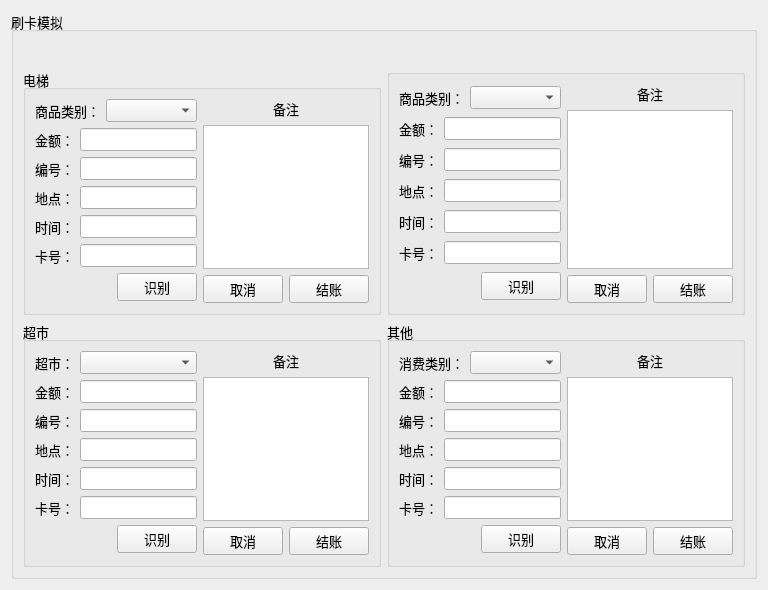
The window that Lab5/One_Card_System/pages/consume/consumepage.ui (JyamlamLaiHust/RFIDLab) describes before a commit, drawn with Qt 5.
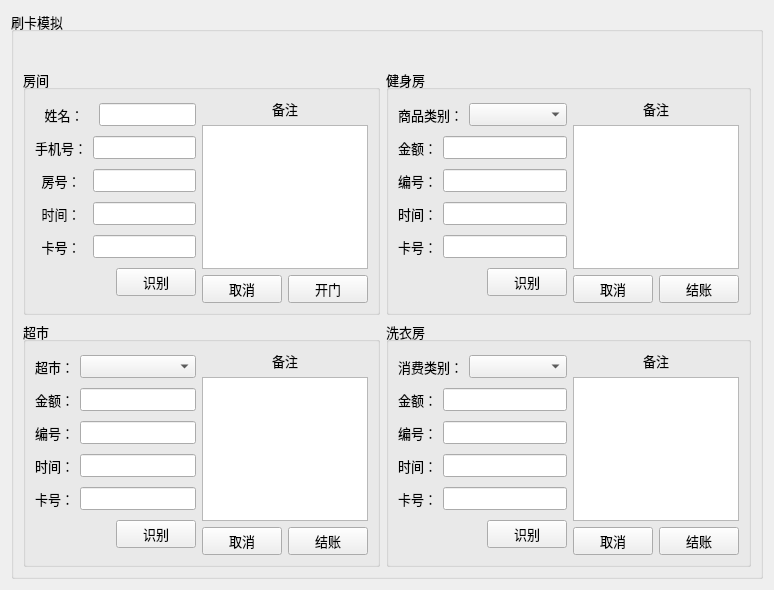
The same window after the commit.

Commit message: 解决挂失、消费模拟和超过退房时间需要续费的问题

Diff of the .ui file:
```diff
--- a/Lab5/One_Card_System/pages/consume/consumepage.ui
+++ b/Lab5/One_Card_System/pages/consume/consumepage.ui
@@ -6,7 +6,7 @@
    <rect>
     <x>0</x>
     <y>0</y>
-    <width>768</width>
+    <width>774</width>
     <height>590</height>
    </rect>
   </property>
@@ -56,38 +56,22 @@
            </font>
           </property>
           <property name="title">
-           <string>电梯</string>
+           <string>房间</string>
           </property>
           <layout class="QGridLayout" name="gridLayout_9" columnstretch="3,2">
            <item row="0" column="0">
             <layout class="QGridLayout" name="gridLayout">
-             <item row="6" column="3">
-              <widget class="QPushButton" name="btn_Enventory">
+             <item row="1" column="1" colspan="3">
+              <widget class="QLineEdit" name="lineEdit_telephoneNumber">
                <property name="font">
                 <font>
                  <family>Times New Roman</family>
                  <pointsize>10</pointsize>
                 </font>
                </property>
-               <property name="text">
-                <string>识别</string>
-               </property>
               </widget>
              </item>
-             <item row="5" column="1" colspan="3">
-              <widget class="QLineEdit" name="lineEdit_tagId">
-               <property name="font">
-                <font>
-                 <family>Times New Roman</family>
-                 <pointsize>10</pointsize>
-                </font>
-               </property>
-               <property name="text">
-                <string/>
-               </property>
-              </widget>
-             </item>
-             <item row="6" column="2">
+             <item row="5" column="2">
               <spacer name="horizontalSpacer">
                <property name="font">
                 <font>
@@ -106,33 +90,78 @@
                </property>
               </spacer>
              </item>
+             <item row="2" column="0">
+              <widget class="QLabel" name="label_3">
+               <property name="font">
+                <font>
+                 <family>Times New Roman</family>
+                 <pointsize>10</pointsize>
+                </font>
+               </property>
+               <property name="text">
+                <string>房号：</string>
+               </property>
+               <property name="alignment">
+                <set>Qt::AlignCenter</set>
+               </property>
+              </widget>
+             </item>
+             <item row="4" column="1" colspan="3">
+              <widget class="QLineEdit" name="lineEdit_tagId">
+               <property name="font">
+                <font>
+                 <family>Times New Roman</family>
+                 <pointsize>10</pointsize>
+                </font>
+               </property>
+               <property name="text">
+                <string/>
+               </property>
+              </widget>
+             </item>
+             <item row="2" column="1" colspan="3">
+              <widget class="QLineEdit" name="lineEdit_roomId">
+               <property name="font">
+                <font>
+                 <family>Times New Roman</family>
+                 <pointsize>10</pointsize>
+                </font>
+               </property>
+              </widget>
+             </item>
+             <item row="0" column="0" colspan="2">
+              <widget class="QLabel" name="label">
+               <property name="font">
+                <font>
+                 <family>Times New Roman</family>
+                 <pointsize>10</pointsize>
+                </font>
+               </property>
+               <property name="text">
+                <string>姓名：</string>
+               </property>
+               <property name="alignment">
+                <set>Qt::AlignCenter</set>
+               </property>
+              </widget>
+             </item>
+             <item row="5" column="3">
+              <widget class="QPushButton" name="btn_Enventory">
+               <property name="font">
+                <font>
+                 <family>Times New Roman</family>
+                 <pointsize>10</pointsize>
+                </font>
+               </property>
+               <property name="text">
+                <string>识别</string>
+               </property>
+              </widget>
+             </item>
+             <item row="0" column="2" colspan="2">
+              <widget class="QLineEdit" name="lineEdit_customerName"/>
+             </item>
              <item row="3" column="0">
-              <widget class="QLabel" name="label_4">
-               <property name="font">
-                <font>
-                 <family>Times New Roman</family>
-                 <pointsize>10</pointsize>
-                </font>
-               </property>
-               <property name="text">
-                <string>地点：</string>
-               </property>
-               <property name="alignment">
-                <set>Qt::AlignRight|Qt::AlignTrailing|Qt::AlignVCenter</set>
-               </property>
-              </widget>
-             </item>
-             <item row="3" column="1" colspan="3">
-              <widget class="QLineEdit" name="lineEdit_addr">
-               <property name="font">
-                <font>
-                 <family>Times New Roman</family>
-                 <pointsize>10</pointsize>
-                </font>
-               </property>
-              </widget>
-             </item>
-             <item row="4" column="0">
               <widget class="QLabel" name="label_5">
                <property name="font">
                 <font>
@@ -144,11 +173,11 @@
                 <string>时间：</string>
                </property>
                <property name="alignment">
-                <set>Qt::AlignRight|Qt::AlignTrailing|Qt::AlignVCenter</set>
+                <set>Qt::AlignCenter</set>
                </property>
               </widget>
              </item>
-             <item row="4" column="1" colspan="3">
+             <item row="3" column="1" colspan="3">
               <widget class="QLineEdit" name="lineEdit_time1">
                <property name="font">
                 <font>
@@ -161,7 +190,7 @@
                </property>
               </widget>
              </item>
-             <item row="5" column="0">
+             <item row="4" column="0">
               <widget class="QLabel" name="label_7">
                <property name="font">
                 <font>
@@ -173,17 +202,7 @@
                 <string>卡号：</string>
                </property>
                <property name="alignment">
-                <set>Qt::AlignRight|Qt::AlignTrailing|Qt::AlignVCenter</set>
-               </property>
-              </widget>
-             </item>
-             <item row="1" column="1" colspan="3">
-              <widget class="QLineEdit" name="lineEdit_value">
-               <property name="font">
-                <font>
-                 <family>Times New Roman</family>
-                 <pointsize>10</pointsize>
-                </font>
+                <set>Qt::AlignCenter</set>
                </property>
               </widget>
              </item>
@@ -196,62 +215,10 @@
                 </font>
                </property>
                <property name="text">
-                <string>金额：</string>
+                <string>手机号：</string>
                </property>
                <property name="alignment">
-                <set>Qt::AlignRight|Qt::AlignTrailing|Qt::AlignVCenter</set>
-               </property>
-              </widget>
-             </item>
-             <item row="0" column="0" colspan="2">
-              <widget class="QLabel" name="label">
-               <property name="font">
-                <font>
-                 <family>Times New Roman</family>
-                 <pointsize>10</pointsize>
-                </font>
-               </property>
-               <property name="text">
-                <string>商品类别：</string>
-               </property>
-               <property name="alignment">
-                <set>Qt::AlignRight|Qt::AlignTrailing|Qt::AlignVCenter</set>
-               </property>
-              </widget>
-             </item>
-             <item row="0" column="2" colspan="2">
-              <widget class="QComboBox" name="comboBox_foodName">
-               <property name="font">
-                <font>
-                 <family>Times New Roman</family>
-                 <pointsize>10</pointsize>
-                </font>
-               </property>
-              </widget>
-             </item>
-             <item row="2" column="0">
-              <widget class="QLabel" name="label_3">
-               <property name="font">
-                <font>
-                 <family>Times New Roman</family>
-                 <pointsize>10</pointsize>
-                </font>
-               </property>
-               <property name="text">
-                <string>编号：</string>
-               </property>
-               <property name="alignment">
-                <set>Qt::AlignRight|Qt::AlignTrailing|Qt::AlignVCenter</set>
-               </property>
-              </widget>
-             </item>
-             <item row="2" column="1" colspan="3">
-              <widget class="QLineEdit" name="lineEdit_ReadId">
-               <property name="font">
-                <font>
-                 <family>Times New Roman</family>
-                 <pointsize>10</pointsize>
-                </font>
+                <set>Qt::AlignCenter</set>
                </property>
               </widget>
              </item>
@@ -313,7 +280,7 @@
                   </font>
                  </property>
                  <property name="text">
-                  <string>结账</string>
+                  <string>开门</string>
                  </property>
                 </widget>
                </item>
@@ -333,7 +300,7 @@
            </font>
           </property>
           <property name="title">
-           <string/>
+           <string>健身房</string>
           </property>
           <layout class="QGridLayout" name="gridLayout_10" columnstretch="3,2">
            <item row="0" column="0">
@@ -391,32 +358,6 @@
               </widget>
              </item>
              <item row="3" column="0">
-              <widget class="QLabel" name="label_11">
-               <property name="font">
-                <font>
-                 <family>Times New Roman</family>
-                 <pointsize>10</pointsize>
-                </font>
-               </property>
-               <property name="text">
-                <string>地点：</string>
-               </property>
-               <property name="alignment">
-                <set>Qt::AlignRight|Qt::AlignTrailing|Qt::AlignVCenter</set>
-               </property>
-              </widget>
-             </item>
-             <item row="3" column="1" colspan="3">
-              <widget class="QLineEdit" name="lineEdit_addr1">
-               <property name="font">
-                <font>
-                 <family>Times New Roman</family>
-                 <pointsize>10</pointsize>
-                </font>
-               </property>
-              </widget>
-             </item>
-             <item row="4" column="0">
               <widget class="QLabel" name="label_12">
                <property name="font">
                 <font>
@@ -432,7 +373,7 @@
                </property>
               </widget>
              </item>
-             <item row="4" column="1" colspan="3">
+             <item row="3" column="1" colspan="3">
               <widget class="QLineEdit" name="lineEdit_time2">
                <property name="font">
                 <font>
@@ -445,23 +386,7 @@
                </property>
               </widget>
              </item>
-             <item row="5" column="0">
-              <widget class="QLabel" name="label_13">
-               <property name="font">
-                <font>
-                 <family>Times New Roman</family>
-                 <pointsize>10</pointsize>
-                </font>
-               </property>
-               <property name="text">
-                <string>卡号：</string>
-               </property>
-               <property name="alignment">
-                <set>Qt::AlignRight|Qt::AlignTrailing|Qt::AlignVCenter</set>
-               </property>
-              </widget>
-             </item>
-             <item row="5" column="1" colspan="3">
+             <item row="4" column="1" colspan="3">
               <widget class="QLineEdit" name="lineEdit_tagId1">
                <property name="font">
                 <font>
@@ -474,7 +399,7 @@
                </property>
               </widget>
              </item>
-             <item row="6" column="2">
+             <item row="5" column="2">
               <spacer name="horizontalSpacer_2">
                <property name="font">
                 <font>
@@ -493,7 +418,39 @@
                </property>
               </spacer>
              </item>
-             <item row="6" column="3">
+             <item row="4" column="0">
+              <widget class="QLabel" name="label_13">
+               <property name="font">
+                <font>
+                 <family>Times New Roman</family>
+                 <pointsize>10</pointsize>
+                </font>
+               </property>
+               <property name="text">
+                <string>卡号：</string>
+               </property>
+               <property name="alignment">
+                <set>Qt::AlignRight|Qt::AlignTrailing|Qt::AlignVCenter</set>
+               </property>
+              </widget>
+             </item>
+             <item row="2" column="0">
+              <widget class="QLabel" name="label_10">
+               <property name="font">
+                <font>
+                 <family>Times New Roman</family>
+                 <pointsize>10</pointsize>
+                </font>
+               </property>
+               <property name="text">
+                <string>编号：</string>
+               </property>
+               <property name="alignment">
+                <set>Qt::AlignRight|Qt::AlignTrailing|Qt::AlignVCenter</set>
+               </property>
+              </widget>
+             </item>
+             <item row="5" column="3">
               <widget class="QPushButton" name="btn_Enventory1">
                <property name="font">
                 <font>
@@ -516,22 +473,6 @@
                </property>
               </widget>
              </item>
-             <item row="2" column="0">
-              <widget class="QLabel" name="label_10">
-               <property name="font">
-                <font>
-                 <family>Times New Roman</family>
-                 <pointsize>10</pointsize>
-                </font>
-               </property>
-               <property name="text">
-                <string>编号：</string>
-               </property>
-               <property name="alignment">
-                <set>Qt::AlignRight|Qt::AlignTrailing|Qt::AlignVCenter</set>
-               </property>
-              </widget>
-             </item>
             </layout>
            </item>
            <item row="0" column="1">
@@ -615,23 +556,7 @@
           <layout class="QGridLayout" name="gridLayout_7" columnstretch="3,2">
            <item row="0" column="0">
             <layout class="QGridLayout" name="gridLayout_4">
-             <item row="5" column="0">
-              <widget class="QLabel" name="label_20">
-               <property name="font">
-                <font>
-                 <family>Times New Roman</family>
-                 <pointsize>10</pointsize>
-                </font>
-               </property>
-               <property name="text">
-                <string>卡号：</string>
-               </property>
-               <property name="alignment">
-                <set>Qt::AlignRight|Qt::AlignTrailing|Qt::AlignVCenter</set>
-               </property>
-              </widget>
-             </item>
-             <item row="5" column="1" colspan="3">
+             <item row="4" column="1" colspan="3">
               <widget class="QLineEdit" name="lineEdit_tagId2">
                <property name="font">
                 <font>
@@ -644,7 +569,23 @@
                </property>
               </widget>
              </item>
-             <item row="6" column="2">
+             <item row="4" column="0">
+              <widget class="QLabel" name="label_20">
+               <property name="font">
+                <font>
+                 <family>Times New Roman</family>
+                 <pointsize>10</pointsize>
+                </font>
+               </property>
+               <property name="text">
+                <string>卡号：</string>
+               </property>
+               <property name="alignment">
+                <set>Qt::AlignRight|Qt::AlignTrailing|Qt::AlignVCenter</set>
+               </property>
+              </widget>
+             </item>
+             <item row="5" column="2">
               <spacer name="horizontalSpacer_3">
                <property name="font">
                 <font>
@@ -663,20 +604,7 @@
                </property>
               </spacer>
              </item>
-             <item row="6" column="3">
-              <widget class="QPushButton" name="btn_Enventory2">
-               <property name="font">
-                <font>
-                 <family>Times New Roman</family>
-                 <pointsize>10</pointsize>
-                </font>
-               </property>
-               <property name="text">
-                <string>识别</string>
-               </property>
-              </widget>
-             </item>
-             <item row="4" column="1" colspan="3">
+             <item row="3" column="1" colspan="3">
               <widget class="QLineEdit" name="lineEdit_time3">
                <property name="font">
                 <font>
@@ -705,6 +633,19 @@
                </property>
               </widget>
              </item>
+             <item row="5" column="3">
+              <widget class="QPushButton" name="btn_Enventory2">
+               <property name="font">
+                <font>
+                 <family>Times New Roman</family>
+                 <pointsize>10</pointsize>
+                </font>
+               </property>
+               <property name="text">
+                <string>识别</string>
+               </property>
+              </widget>
+             </item>
              <item row="0" column="1" colspan="3">
               <widget class="QComboBox" name="comboBox_supermarket">
                <property name="font">
@@ -715,22 +656,6 @@
                </property>
               </widget>
              </item>
-             <item row="1" column="0">
-              <widget class="QLabel" name="label_16">
-               <property name="font">
-                <font>
-                 <family>Times New Roman</family>
-                 <pointsize>10</pointsize>
-                </font>
-               </property>
-               <property name="text">
-                <string>金额：</string>
-               </property>
-               <property name="alignment">
-                <set>Qt::AlignRight|Qt::AlignTrailing|Qt::AlignVCenter</set>
-               </property>
-              </widget>
-             </item>
              <item row="1" column="1" colspan="3">
               <widget class="QLineEdit" name="lineEdit_value2">
                <property name="font">
@@ -741,8 +666,8 @@
                </property>
               </widget>
              </item>
-             <item row="3" column="0">
-              <widget class="QLabel" name="label_18">
+             <item row="1" column="0">
+              <widget class="QLabel" name="label_16">
                <property name="font">
                 <font>
                  <family>Times New Roman</family>
@@ -750,15 +675,15 @@
                 </font>
                </property>
                <property name="text">
-                <string>地点：</string>
+                <string>金额：</string>
                </property>
                <property name="alignment">
                 <set>Qt::AlignRight|Qt::AlignTrailing|Qt::AlignVCenter</set>
                </property>
               </widget>
              </item>
-             <item row="3" column="1" colspan="3">
-              <widget class="QLineEdit" name="lineEdit_addr2">
+             <item row="2" column="1" colspan="3">
+              <widget class="QLineEdit" name="lineEdit_ReadId2">
                <property name="font">
                 <font>
                  <family>Times New Roman</family>
@@ -767,7 +692,7 @@
                </property>
               </widget>
              </item>
-             <item row="4" column="0">
+             <item row="3" column="0">
               <widget class="QLabel" name="label_19">
                <property name="font">
                 <font>
@@ -799,16 +724,6 @@
                </property>
               </widget>
              </item>
-             <item row="2" column="1" colspan="3">
-              <widget class="QLineEdit" name="lineEdit_ReadId2">
-               <property name="font">
-                <font>
-                 <family>Times New Roman</family>
-                 <pointsize>10</pointsize>
-                </font>
-               </property>
-              </widget>
-             </item>
             </layout>
            </item>
            <item row="0" column="1">
@@ -887,13 +802,13 @@
            </font>
           </property>
           <property name="title">
-           <string>其他</string>
+           <string>洗衣房</string>
           </property>
           <layout class="QGridLayout" name="gridLayout_8" columnstretch="3,2">
            <item row="0" column="0">
             <layout class="QGridLayout" name="gridLayout_5">
-             <item row="0" column="0" colspan="2">
-              <widget class="QLabel" name="label_22">
+             <item row="3" column="0">
+              <widget class="QLabel" name="label_26">
                <property name="font">
                 <font>
                  <family>Times New Roman</family>
@@ -901,23 +816,13 @@
                 </font>
                </property>
                <property name="text">
-                <string>消费类别：</string>
+                <string>时间：</string>
                </property>
                <property name="alignment">
                 <set>Qt::AlignRight|Qt::AlignTrailing|Qt::AlignVCenter</set>
                </property>
               </widget>
              </item>
-             <item row="0" column="2" colspan="2">
-              <widget class="QComboBox" name="comboBox_castType">
-               <property name="font">
-                <font>
-                 <family>Times New Roman</family>
-                 <pointsize>10</pointsize>
-                </font>
-               </property>
-              </widget>
-             </item>
              <item row="1" column="0">
               <widget class="QLabel" name="label_23">
                <property name="font">
@@ -944,49 +849,7 @@
                </property>
               </widget>
              </item>
-             <item row="3" column="0">
-              <widget class="QLabel" name="label_25">
-               <property name="font">
-                <font>
-                 <family>Times New Roman</family>
-                 <pointsize>10</pointsize>
-                </font>
-               </property>
-               <property name="text">
-                <string>地点：</string>
-               </property>
-               <property name="alignment">
-                <set>Qt::AlignRight|Qt::AlignTrailing|Qt::AlignVCenter</set>
-               </property>
-              </widget>
-             </item>
              <item row="3" column="1" colspan="3">
-              <widget class="QLineEdit" name="lineEdit_addr3">
-               <property name="font">
-                <font>
-                 <family>Times New Roman</family>
-                 <pointsize>10</pointsize>
-                </font>
-               </property>
-              </widget>
-             </item>
-             <item row="4" column="0">
-              <widget class="QLabel" name="label_26">
-               <property name="font">
-                <font>
-                 <family>Times New Roman</family>
-                 <pointsize>10</pointsize>
-                </font>
-               </property>
-               <property name="text">
-                <string>时间：</string>
-               </property>
-               <property name="alignment">
-                <set>Qt::AlignRight|Qt::AlignTrailing|Qt::AlignVCenter</set>
-               </property>
-              </widget>
-             </item>
-             <item row="4" column="1" colspan="3">
               <widget class="QLineEdit" name="lineEdit_time4">
                <property name="font">
                 <font>
@@ -999,36 +862,7 @@
                </property>
               </widget>
              </item>
-             <item row="5" column="0">
-              <widget class="QLabel" name="label_27">
-               <property name="font">
-                <font>
-                 <family>Times New Roman</family>
-                 <pointsize>10</pointsize>
-                </font>
-               </property>
-               <property name="text">
-                <string>卡号：</string>
-               </property>
-               <property name="alignment">
-                <set>Qt::AlignRight|Qt::AlignTrailing|Qt::AlignVCenter</set>
-               </property>
-              </widget>
-             </item>
-             <item row="5" column="1" colspan="3">
-              <widget class="QLineEdit" name="lineEdit_tagId3">
-               <property name="font">
-                <font>
-                 <family>Times New Roman</family>
-                 <pointsize>10</pointsize>
-                </font>
-               </property>
-               <property name="text">
-                <string/>
-               </property>
-              </widget>
-             </item>
-             <item row="6" column="2">
+             <item row="5" column="2">
               <spacer name="horizontalSpacer_4">
                <property name="font">
                 <font>
@@ -1047,7 +881,23 @@
                </property>
               </spacer>
              </item>
-             <item row="6" column="3">
+             <item row="4" column="0">
+              <widget class="QLabel" name="label_27">
+               <property name="font">
+                <font>
+                 <family>Times New Roman</family>
+                 <pointsize>10</pointsize>
+                </font>
+               </property>
+               <property name="text">
+                <string>卡号：</string>
+               </property>
+               <property name="alignment">
+                <set>Qt::AlignRight|Qt::AlignTrailing|Qt::AlignVCenter</set>
+               </property>
+              </widget>
+             </item>
+             <item row="5" column="3">
               <widget class="QPushButton" name="btn_Enventory3">
                <property name="font">
                 <font>
@@ -1060,14 +910,17 @@
                </property>
               </widget>
              </item>
-             <item row="2" column="1" colspan="3">
-              <widget class="QLineEdit" name="lineEdit_ReadId3">
+             <item row="4" column="1" colspan="3">
+              <widget class="QLineEdit" name="lineEdit_tagId3">
                <property name="font">
                 <font>
                  <family>Times New Roman</family>
                  <pointsize>10</pointsize>
                 </font>
                </property>
+               <property name="text">
+                <string/>
+               </property>
               </widget>
              </item>
              <item row="2" column="0">
@@ -1086,6 +939,42 @@
                </property>
               </widget>
              </item>
+             <item row="2" column="1" colspan="3">
+              <widget class="QLineEdit" name="lineEdit_ReadId3">
+               <property name="font">
+                <font>
+                 <family>Times New Roman</family>
+                 <pointsize>10</pointsize>
+                </font>
+               </property>
+              </widget>
+             </item>
+             <item row="0" column="0" colspan="2">
+              <widget class="QLabel" name="label_22">
+               <property name="font">
+                <font>
+                 <family>Times New Roman</family>
+                 <pointsize>10</pointsize>
+                </font>
+               </property>
+               <property name="text">
+                <string>消费类别：</string>
+               </property>
+               <property name="alignment">
+                <set>Qt::AlignRight|Qt::AlignTrailing|Qt::AlignVCenter</set>
+               </property>
+              </widget>
+             </item>
+             <item row="0" column="2" colspan="2">
+              <widget class="QComboBox" name="comboBox_castType">
+               <property name="font">
+                <font>
+                 <family>Times New Roman</family>
+                 <pointsize>10</pointsize>
+                </font>
+               </property>
+              </widget>
+             </item>
             </layout>
            </item>
            <item row="0" column="1">
```
The commit also changes 23 other files.
